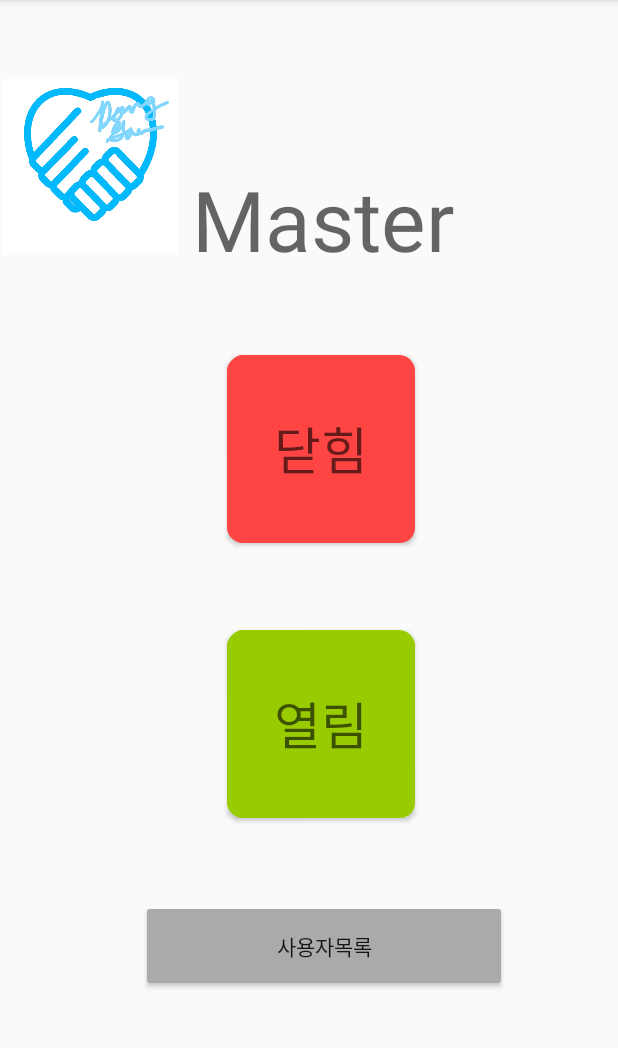
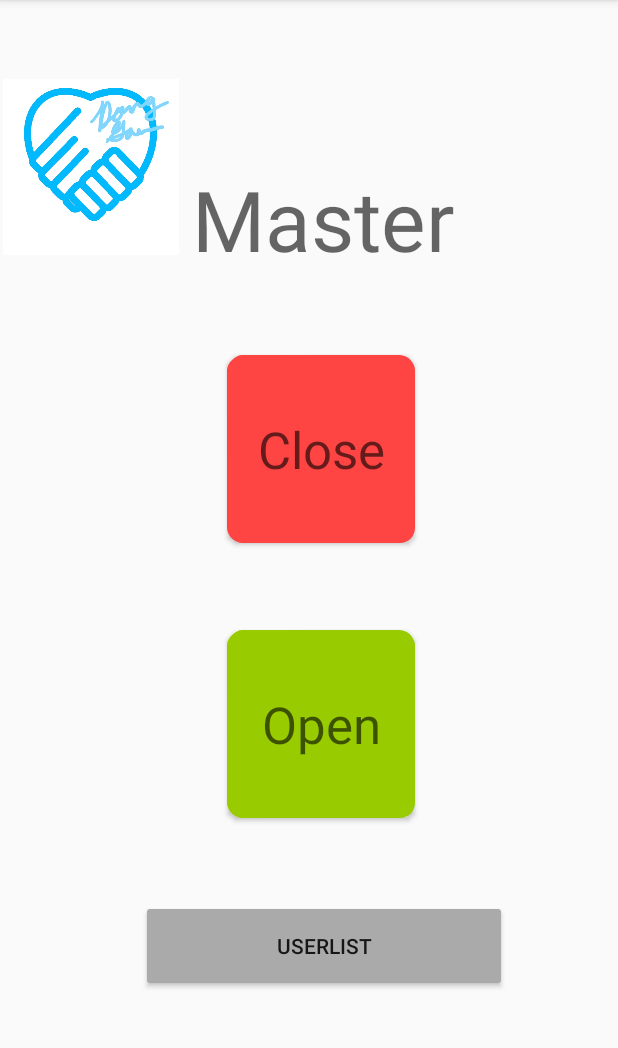
Before and after one commit to NakyungKim/Dong-gam, an Android app: the screen it shows after launch (MainActivity), on a phone screen of 412 x 824 dp, the part 84-1132 px from its top. Run offline under Robolectric (Android 15) with nearby library versions, the phone set to English and light mode, and no system bars.

Commit message:
log 추가

```diff
--- a/Masterapp/ver.1/app/src/main/java/com/example/otpapplication/Main2Activity.java
+++ b/Masterapp/ver.1/app/src/main/java/com/example/otpapplication/Main2Activity.java
@@ -3,12 +3,17 @@ package com.example.otpapplication;
 import androidx.appcompat.app.AppCompatActivity;
 
 import android.os.Bundle;
+import android.util.Log;
 
 public class Main2Activity extends AppCompatActivity {
 
+    private static final String TAG = "MainActivity";
+
     @Override
     protected void onCreate(Bundle savedInstanceState) {
+        Log.e(TAG, "onCreate start in MainActivity");
         super.onCreate(savedInstanceState);
         setContentView(R.layout.activity_main2);
+        Log.e(TAG, "onCreate end in MainActivity");
     }
 }
--- a/Masterapp/ver.1/app/src/main/java/com/example/otpapplication/MainActivity.java
+++ b/Masterapp/ver.1/app/src/main/java/com/example/otpapplication/MainActivity.java
@@ -6,28 +6,35 @@ import android.content.Intent;
 import android.os.Bundle;
 import android.view.View;
 import android.widget.Toast;
+import android.util.Log;
 
 public class MainActivity extends AppCompatActivity {
 
+    private static final String TAG = "MainActivity";
+
     @Override
     protected void onCreate(Bundle savedInstanceState) {
+        Log.e(TAG, "onCreate start in MainActivity");
         super.onCreate(savedInstanceState);
         setContentView(R.layout.activity_main);
+        Log.e(TAG, "onCreate end in MainActivity");
     }
 
-    public void on1(View v) {
+    public void close(View v) {
 
-        Toast.makeText(getApplicationContext(), "닫혔습니다.", Toast.LENGTH_SHORT).show();
+        Toast.makeText(getApplicationContext(), "Closed", Toast.LENGTH_SHORT).show();
+        Log.e(TAG, "onCreate close in MainActivity");
 
     }
 
-    public void on2(View v) {
+    public void open(View v) {
 
-        Toast.makeText(getApplicationContext(), "열렸습니다.", Toast.LENGTH_SHORT).show();
+        Toast.makeText(getApplicationContext(), "Opended", Toast.LENGTH_SHORT).show();
+        Log.e(TAG, "onCreate open in MainActivity");
     }
 
-    public void on3(View v) {
-
+    public void UserList(View v) {
+        Log.e(TAG, "onCreate userlist in MainActivity");
         Intent intent = new Intent(this, Main2Activity.class);
         startActivity(intent);
     }
--- a/Masterapp/ver.1/app/src/main/res/layout/activity_main.xml
+++ b/Masterapp/ver.1/app/src/main/res/layout/activity_main.xml
@@ -17,14 +17,14 @@
         android:layout_marginBottom="35dp"
         android:background="@mipmap/ic_launcher_round"
         android:backgroundTint="@android:color/holo_red_light"
-        android:onClick="on1"
-        android:text="@string/닫힘"
+        android:onClick="close"
+        android:text="@string/Close"
         android:textAppearance="@style/TextAppearance.AppCompat.Display1"
         app:layout_constraintBottom_toTopOf="@+id/button2"
         app:layout_constraintEnd_toEndOf="parent"
         app:layout_constraintStart_toStartOf="parent"
         app:layout_constraintTop_toBottomOf="@+id/textView"
-        tools:text="닫힘" />
+        tools:text="Closed" />
 
     <Button
         android:id="@+id/button2"
@@ -37,14 +37,14 @@
         android:layout_marginBottom="35dp"
         android:background="@mipmap/ic_launcher_round"
         android:backgroundTint="@android:color/holo_green_light"
-        android:onClick="on2"
-        android:text="@string/열림"
+        android:onClick="open"
+        android:text="@string/Open"
         android:textAppearance="@style/TextAppearance.AppCompat.Display1"
         app:layout_constraintBottom_toTopOf="@+id/button"
         app:layout_constraintEnd_toEndOf="parent"
         app:layout_constraintStart_toStartOf="parent"
         app:layout_constraintTop_toBottomOf="@+id/button3"
-        tools:text="열림" />
+        tools:text="Opened" />
 
 
     <Button
@@ -57,14 +57,14 @@
         android:layout_marginEnd="60dp"
         android:layout_marginBottom="100dp"
         android:backgroundTint="@android:color/darker_gray"
-        android:onClick="on3"
-        android:text="@string/사용자목록"
+        android:onClick="UserList"
+        android:text="@string/UserList"
         android:textAppearance="@style/TextAppearance.AppCompat.Button"
         app:layout_constraintBottom_toBottomOf="parent"
         app:layout_constraintEnd_toEndOf="parent"
         app:layout_constraintStart_toStartOf="parent"
         app:layout_constraintTop_toBottomOf="@+id/button2"
-        tools:text="사용자목록" />
+        tools:text="UserList" />
 
     <TextView
         android:id="@+id/textView"
--- a/Masterapp/ver.1/app/src/main/res/values/strings.xml
+++ b/Masterapp/ver.1/app/src/main/res/values/strings.xml
@@ -1,7 +1,7 @@
 <resources>
     <string name="app_name">OTP Application</string>
     <string name="master">Master</string>
-    <string name="사용자목록">사용자목록</string>
-    <string name="열림">열림</string>
-    <string name="닫힘">닫힘</string>
+    <string name="UserList">Userlist</string>
+    <string name="Open">Open</string>
+    <string name="Close">Close</string>
 </resources>
```
